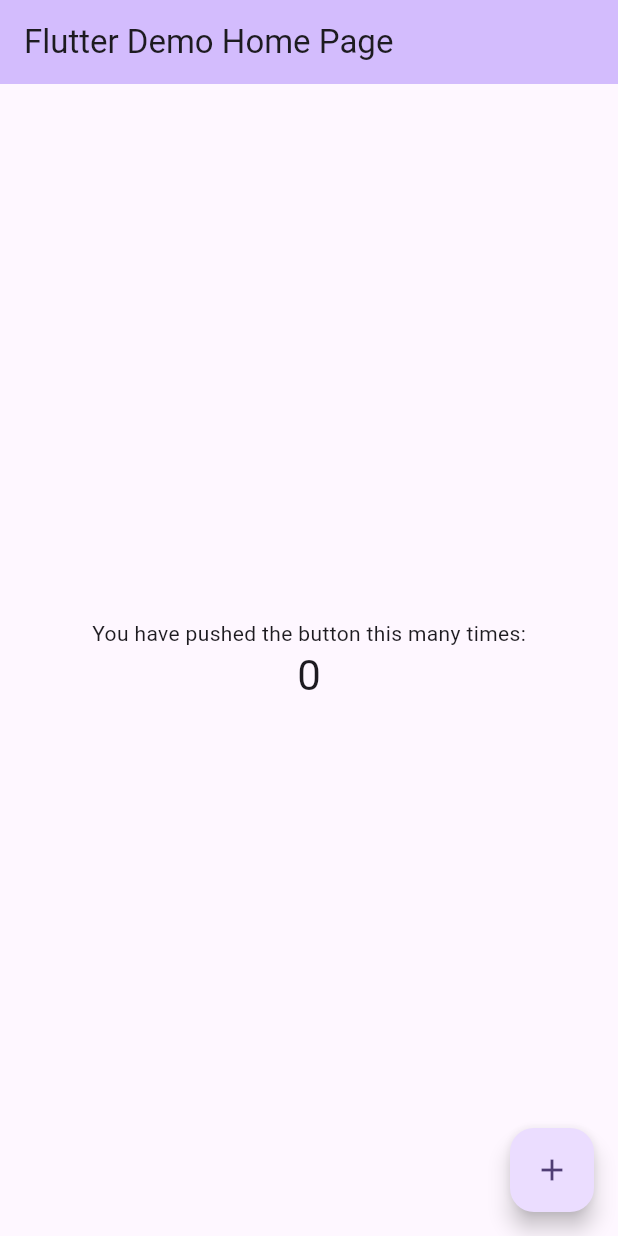
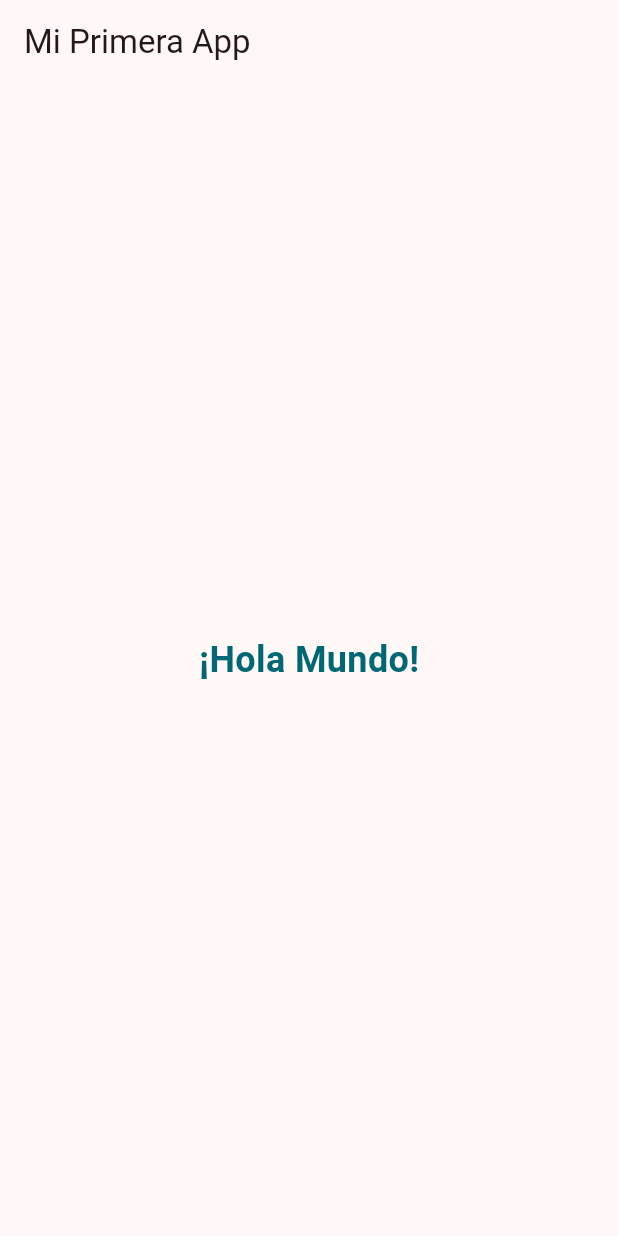
Before and after one commit to pepeul1191/pm2025-2, a Flutter app: the screen it shows after launch, on a phone screen of 412 x 824 dp. Run offline on Flutter 3.47's test engine with Material 3 defaults, Android fonts, the phone set to English and light mode, and no system bars.

Commit message:
importnado colores

```diff
--- /dev/null
+++ b/lib/configs/theme.dart
@@ -0,0 +1,432 @@
+import "package:flutter/material.dart";
+
+class MaterialTheme {
+  final TextTheme textTheme;
+
+  const MaterialTheme(this.textTheme);
+
+  static ColorScheme lightScheme() {
+    return const ColorScheme(
+      brightness: Brightness.light,
+      primary: Color(0xff8f4c35),
+      surfaceTint: Color(0xff8f4c35),
+      onPrimary: Color(0xffffffff),
+      primaryContainer: Color(0xffffdbcf),
+      onPrimaryContainer: Color(0xff723520),
+      secondary: Color(0xff006874),
+      onSecondary: Color(0xffffffff),
+      secondaryContainer: Color(0xff9eeffd),
+      onSecondaryContainer: Color(0xff004f58),
+      tertiary: Color(0xff006874),
+      onTertiary: Color(0xffffffff),
+      tertiaryContainer: Color(0xff9eeffd),
+      onTertiaryContainer: Color(0xff004f58),
+      error: Color(0xffba1a1a),
+      onError: Color(0xffffffff),
+      errorContainer: Color(0xffffdad6),
+      onErrorContainer: Color(0xff93000a),
+      surface: Color(0xfffff8f6),
+      onSurface: Color(0xff231917),
+      onSurfaceVariant: Color(0xff53433f),
+      outline: Color(0xff85736e),
+      outlineVariant: Color(0xffd8c2bb),
+      shadow: Color(0xff000000),
+      scrim: Color(0xff000000),
+      inverseSurface: Color(0xff392e2b),
+      inversePrimary: Color(0xffffb59c),
+      primaryFixed: Color(0xffffdbcf),
+      onPrimaryFixed: Color(0xff390c00),
+      primaryFixedDim: Color(0xffffb59c),
+      onPrimaryFixedVariant: Color(0xff723520),
+      secondaryFixed: Color(0xff9eeffd),
+      onSecondaryFixed: Color(0xff001f24),
+      secondaryFixedDim: Color(0xff82d3e0),
+      onSecondaryFixedVariant: Color(0xff004f58),
+      tertiaryFixed: Color(0xff9eeffd),
+      onTertiaryFixed: Color(0xff001f24),
+      tertiaryFixedDim: Color(0xff82d3e0),
+      onTertiaryFixedVariant: Color(0xff004f58),
+      surfaceDim: Color(0xffe8d6d1),
+      surfaceBright: Color(0xfffff8f6),
+      surfaceContainerLowest: Color(0xffffffff),
+      surfaceContainerLow: Color(0xfffff1ed),
+      surfaceContainer: Color(0xfffceae5),
+      surfaceContainerHigh: Color(0xfff7e4df),
+      surfaceContainerHighest: Color(0xfff1dfd9),
+    );
+  }
+
+  ThemeData light() {
+    return theme(lightScheme());
+  }
+
+  static ColorScheme lightMediumContrastScheme() {
+    return const ColorScheme(
+      brightness: Brightness.light,
+      primary: Color(0xff5d2511),
+      surfaceTint: Color(0xff8f4c35),
+      onPrimary: Color(0xffffffff),
+      primaryContainer: Color(0xffa15a42),
+      onPrimaryContainer: Color(0xffffffff),
+      secondary: Color(0xff003c44),
+      onSecondary: Color(0xffffffff),
+      secondaryContainer: Color(0xff187884),
+      onSecondaryContainer: Color(0xffffffff),
+      tertiary: Color(0xff003c44),
+      onTertiary: Color(0xffffffff),
+      tertiaryContainer: Color(0xff187884),
+      onTertiaryContainer: Color(0xffffffff),
+      error: Color(0xff740006),
+      onError: Color(0xffffffff),
+      errorContainer: Color(0xffcf2c27),
+      onErrorContainer: Color(0xffffffff),
+      surface: Color(0xfffff8f6),
+      onSurface: Color(0xff180f0d),
+      onSurfaceVariant: Color(0xff41332e),
+      outline: Color(0xff5f4f4a),
+      outlineVariant: Color(0xff7b6964),
+      shadow: Color(0xff000000),
+      scrim: Color(0xff000000),
+      inverseSurface: Color(0xff392e2b),
+      inversePrimary: Color(0xffffb59c),
+      primaryFixed: Color(0xffa15a42),
+      onPrimaryFixed: Color(0xffffffff),
+      primaryFixedDim: Color(0xff83432c),
+      onPrimaryFixedVariant: Color(0xffffffff),
+      secondaryFixed: Color(0xff187884),
+      onSecondaryFixed: Color(0xffffffff),
+      secondaryFixedDim: Color(0xff005e68),
+      onSecondaryFixedVariant: Color(0xffffffff),
+      tertiaryFixed: Color(0xff187884),
+      onTertiaryFixed: Color(0xffffffff),
+      tertiaryFixedDim: Color(0xff005e68),
+      onTertiaryFixedVariant: Color(0xffffffff),
+      surfaceDim: Color(0xffd4c3be),
+      surfaceBright: Color(0xfffff8f6),
+      surfaceContainerLowest: Color(0xffffffff),
+      surfaceContainerLow: Color(0xfffff1ed),
+      surfaceContainer: Color(0xfff7e4df),
+      surfaceContainerHigh: Color(0xffebd9d4),
+      surfaceContainerHighest: Color(0xffdfcec9),
+    );
+  }
+
+  ThemeData lightMediumContrast() {
+    return theme(lightMediumContrastScheme());
+  }
+
+  static ColorScheme lightHighContrastScheme() {
+    return const ColorScheme(
+      brightness: Brightness.light,
+      primary: Color(0xff501c08),
+      surfaceTint: Color(0xff8f4c35),
+      onPrimary: Color(0xffffffff),
+      primaryContainer: Color(0xff753822),
+      onPrimaryContainer: Color(0xffffffff),
+      secondary: Color(0xff003238),
+      onSecondary: Color(0xffffffff),
+      secondaryContainer: Color(0xff00515a),
+      onSecondaryContainer: Color(0xffffffff),
+      tertiary: Color(0xff003238),
+      onTertiary: Color(0xffffffff),
+      tertiaryContainer: Color(0xff00515a),
+      onTertiaryContainer: Color(0xffffffff),
+      error: Color(0xff600004),
+      onError: Color(0xffffffff),
+      errorContainer: Color(0xff98000a),
+      onErrorContainer: Color(0xffffffff),
+      surface: Color(0xfffff8f6),
+      onSurface: Color(0xff000000),
+      onSurfaceVariant: Color(0xff000000),
+      outline: Color(0xff362925),
+      outlineVariant: Color(0xff554641),
+      shadow: Color(0xff000000),
+      scrim: Color(0xff000000),
+      inverseSurface: Color(0xff392e2b),
+      inversePrimary: Color(0xffffb59c),
+      primaryFixed: Color(0xff753822),
+      onPrimaryFixed: Color(0xffffffff),
+      primaryFixedDim: Color(0xff58220e),
+      onPrimaryFixedVariant: Color(0xffffffff),
+      secondaryFixed: Color(0xff00515a),
+      onSecondaryFixed: Color(0xffffffff),
+      secondaryFixedDim: Color(0xff00393f),
+      onSecondaryFixedVariant: Color(0xffffffff),
+      tertiaryFixed: Color(0xff00515a),
+      onTertiaryFixed: Color(0xffffffff),
+      tertiaryFixedDim: Color(0xff00393f),
+      onTertiaryFixedVariant: Color(0xffffffff),
+      surfaceDim: Color(0xffc6b5b0),
+      surfaceBright: Color(0xfffff8f6),
+      surfaceContainerLowest: Color(0xffffffff),
+      surfaceContainerLow: Color(0xffffede8),
+      surfaceContainer: Color(0xfff1dfd9),
+      surfaceContainerHigh: Color(0xffe2d1cc),
+      surfaceContainerHighest: Color(0xffd4c3be),
+    );
+  }
+
+  ThemeData lightHighContrast() {
+    return theme(lightHighContrastScheme());
+  }
+
+  static ColorScheme darkScheme() {
+    return const ColorScheme(
+      brightness: Brightness.dark,
+      primary: Color(0xffffb59c),
+      surfaceTint: Color(0xffffb59c),
+      onPrimary: Color(0xff55200c),
+      primaryContainer: Color(0xff723520),
+      onPrimaryContainer: Color(0xffffdbcf),
+      secondary: Color(0xff82d3e0),
+      onSecondary: Color(0xff00363d),
+      secondaryContainer: Color(0xff004f58),
+      onSecondaryContainer: Color(0xff9eeffd),
+      tertiary: Color(0xff82d3e0),
+      onTertiary: Color(0xff00363d),
+      tertiaryContainer: Color(0xff004f58),
+      onTertiaryContainer: Color(0xff9eeffd),
+      error: Color(0xffffb4ab),
+      onError: Color(0xff690005),
+      errorContainer: Color(0xff93000a),
+      onErrorContainer: Color(0xffffdad6),
+      surface: Color(0xff1a110f),
+      onSurface: Color(0xfff1dfd9),
+      onSurfaceVariant: Color(0xffd8c2bb),
+      outline: Color(0xffa08d87),
+      outlineVariant: Color(0xff53433f),
+      shadow: Color(0xff000000),
+      scrim: Color(0xff000000),
+      inverseSurface: Color(0xfff1dfd9),
+      inversePrimary: Color(0xff8f4c35),
+      primaryFixed: Color(0xffffdbcf),
+      onPrimaryFixed: Color(0xff390c00),
+      primaryFixedDim: Color(0xffffb59c),
+      onPrimaryFixedVariant: Color(0xff723520),
+      secondaryFixed: Color(0xff9eeffd),
+      onSecondaryFixed: Color(0xff001f24),
+      secondaryFixedDim: Color(0xff82d3e0),
+      onSecondaryFixedVariant: Color(0xff004f58),
+      tertiaryFixed: Color(0xff9eeffd),
+      onTertiaryFixed: Color(0xff001f24),
+      tertiaryFixedDim: Color(0xff82d3e0),
+      onTertiaryFixedVariant: Color(0xff004f58),
+      surfaceDim: Color(0xff1a110f),
+      surfaceBright: Color(0xff423733),
+      surfaceContainerLowest: Color(0xff140c0a),
+      surfaceContainerLow: Color(0xff231917),
+      surfaceContainer: Color(0xff271d1a),
+      surfaceContainerHigh: Color(0xff322825),
+      surfaceContainerHighest: Color(0xff3d322f),
+    );
+  }
+
+  ThemeData dark() {
+    return theme(darkScheme());
+  }
+
+  static ColorScheme darkMediumContrastScheme() {
+    return const ColorScheme(
+      brightness: Brightness.dark,
+      primary: Color(0xffffd3c5),
+      surfaceTint: Color(0xffffb59c),
+      onPrimary: Color(0xff471503),
+      primaryContainer: Color(0xffcb7d62),
+      onPrimaryContainer: Color(0xff000000),
+      secondary: Color(0xff98e9f7),
+      onSecondary: Color(0xff002a30),
+      secondaryContainer: Color(0xff499ca9),
+      onSecondaryContainer: Color(0xff000000),
+      tertiary: Color(0xff98e9f7),
+      onTertiary: Color(0xff002a30),
+      tertiaryContainer: Color(0xff499ca9),
+      onTertiaryContainer: Color(0xff000000),
+      error: Color(0xffffd2cc),
+      onError: Color(0xff540003),
+      errorContainer: Color(0xffff5449),
+      onErrorContainer: Color(0xff000000),
+      surface: Color(0xff1a110f),
+      onSurface: Color(0xffffffff),
+      onSurfaceVariant: Color(0xffeed8d1),
+      outline: Color(0xffc2ada7),
+      outlineVariant: Color(0xffa08c86),
+      shadow: Color(0xff000000),
+      scrim: Color(0xff000000),
+      inverseSurface: Color(0xfff1dfd9),
+      inversePrimary: Color(0xff733621),
+      primaryFixed: Color(0xffffdbcf),
+      onPrimaryFixed: Color(0xff270600),
+      primaryFixedDim: Color(0xffffb59c),
+      onPrimaryFixedVariant: Color(0xff5d2511),
+      secondaryFixed: Color(0xff9eeffd),
+      onSecondaryFixed: Color(0xff001417),
+      secondaryFixedDim: Color(0xff82d3e0),
+      onSecondaryFixedVariant: Color(0xff003c44),
+      tertiaryFixed: Color(0xff9eeffd),
+      onTertiaryFixed: Color(0xff001417),
+      tertiaryFixedDim: Color(0xff82d3e0),
+      onTertiaryFixedVariant: Color(0xff003c44),
+      surfaceDim: Color(0xff1a110f),
+      surfaceBright: Color(0xff4e423e),
+      surfaceContainerLowest: Color(0xff0d0604),
+      surfaceContainerLow: Color(0xff251b19),
+      surfaceContainer: Color(0xff302623),
+      surfaceContainerHigh: Color(0xff3b302d),
+      surfaceContainerHighest: Color(0xff463b38),
+    );
+  }
+
+  ThemeData darkMediumContrast() {
+    return theme(darkMediumContrastScheme());
+  }
+
+  static ColorScheme darkHighContrastScheme() {
+    return const ColorScheme(
+      brightness: Brightness.dark,
+      primary: Color(0xffffece7),
+      surfaceTint: Color(0xffffb59c),
+      onPrimary: Color(0xff000000),
+      primaryContainer: Color(0xffffaf95),
+      onPrimaryContainer: Color(0xff1d0400),
+      secondary: Color(0xffcdf7ff),
+      onSecondary: Color(0xff000000),
+      secondaryContainer: Color(0xff7ecfdc),
+      onSecondaryContainer: Color(0xff000e10),
+      tertiary: Color(0xffcdf7ff),
+      onTertiary: Color(0xff000000),
+      tertiaryContainer: Color(0xff7ecfdc),
+      onTertiaryContainer: Color(0xff000e10),
+      error: Color(0xffffece9),
+      onError: Color(0xff000000),
+      errorContainer: Color(0xffffaea4),
+      onErrorContainer: Color(0xff220001),
+      surface: Color(0xff1a110f),
+      onSurface: Color(0xffffffff),
+      onSurfaceVariant: Color(0xffffffff),
+      outline: Color(0xffffece7),
+      outlineVariant: Color(0xffd4beb7),
+      shadow: Color(0xff000000),
+      scrim: Color(0xff000000),
+      inverseSurface: Color(0xfff1dfd9),
+      inversePrimary: Color(0xff733621),
+      primaryFixed: Color(0xffffdbcf),
+      onPrimaryFixed: Color(0xff000000),
+      primaryFixedDim: Color(0xffffb59c),
+      onPrimaryFixedVariant: Color(0xff270600),
+      secondaryFixed: Color(0xff9eeffd),
+      onSecondaryFixed: Color(0xff000000),
+      secondaryFixedDim: Color(0xff82d3e0),
+      onSecondaryFixedVariant: Color(0xff001417),
+      tertiaryFixed: Color(0xff9eeffd),
+      onTertiaryFixed: Color(0xff000000),
+      tertiaryFixedDim: Color(0xff82d3e0),
+      onTertiaryFixedVariant: Color(0xff001417),
+      surfaceDim: Color(0xff1a110f),
+      surfaceBright: Color(0xff5a4d4a),
+      surfaceContainerLowest: Color(0xff000000),
+      surfaceContainerLow: Color(0xff271d1a),
+      surfaceContainer: Color(0xff392e2b),
+      surfaceContainerHigh: Color(0xff443936),
+      surfaceContainerHighest: Color(0xff504441),
+    );
+  }
+
+  ThemeData darkHighContrast() {
+    return theme(darkHighContrastScheme());
+  }
+
+
+  ThemeData theme(ColorScheme colorScheme) => ThemeData(
+     useMaterial3: true,
+     brightness: colorScheme.brightness,
+     colorScheme: colorScheme,
+     textTheme: textTheme.apply(
+       bodyColor: colorScheme.onSurface,
+       displayColor: colorScheme.onSurface,
+     ),
+     scaffoldBackgroundColor: colorScheme.background,
+     canvasColor: colorScheme.surface,
+  );
+
+  /// Custom Color 1
+  static const customColor1 = ExtendedColor(
+    seed: Color(0xffececec),
+    value: Color(0xffececec),
+    light: ColorFamily(
+      color: Color(0xff006874),
+      onColor: Color(0xffffffff),
+      colorContainer: Color(0xff9eeffd),
+      onColorContainer: Color(0xff004f58),
+    ),
+    lightMediumContrast: ColorFamily(
+      color: Color(0xff006874),
+      onColor: Color(0xffffffff),
+      colorContainer: Color(0xff9eeffd),
+      onColorContainer: Color(0xff004f58),
+    ),
+    lightHighContrast: ColorFamily(
+      color: Color(0xff006874),
+      onColor: Color(0xffffffff),
+      colorContainer: Color(0xff9eeffd),
+      onColorContainer: Color(0xff004f58),
+    ),
+    dark: ColorFamily(
+      color: Color(0xff82d3e0),
+      onColor: Color(0xff00363d),
+      colorContainer: Color(0xff004f58),
+      onColorContainer: Color(0xff9eeffd),
+    ),
+    darkMediumContrast: ColorFamily(
+      color: Color(0xff82d3e0),
+      onColor: Color(0xff00363d),
+      colorContainer: Color(0xff004f58),
+      onColorContainer: Color(0xff9eeffd),
+    ),
+    darkHighContrast: ColorFamily(
+      color: Color(0xff82d3e0),
+      onColor: Color(0xff00363d),
+      colorContainer: Color(0xff004f58),
+      onColorContainer: Color(0xff9eeffd),
+    ),
+  );
+
+
+  List<ExtendedColor> get extendedColors => [
+    customColor1,
+  ];
+}
+
+class ExtendedColor {
+  final Color seed, value;
+  final ColorFamily light;
+  final ColorFamily lightHighContrast;
+  final ColorFamily lightMediumContrast;
+  final ColorFamily dark;
+  final ColorFamily darkHighContrast;
+  final ColorFamily darkMediumContrast;
+
+  const ExtendedColor({
+    required this.seed,
+    required this.value,
+    required this.light,
+    required this.lightHighContrast,
+    required this.lightMediumContrast,
+    required this.dark,
+    required this.darkHighContrast,
+    required this.darkMediumContrast,
+  });
+}
+
+class ColorFamily {
+  const ColorFamily({
+    required this.color,
+    required this.onColor,
+    required this.colorContainer,
+    required this.onColorContainer,
+  });
+
+  final Color color;
+  final Color onColor;
+  final Color colorContainer;
+  final Color onColorContainer;
+}
--- a/lib/main.dart
+++ b/lib/main.dart
@@ -1,3 +1,4 @@
+import 'package:biblioapp/configs/theme.dart';
 import 'package:flutter/material.dart';
 
 void main() {
@@ -7,116 +8,41 @@ void main() {
 class MyApp extends StatelessWidget {
   const MyApp({super.key});
 
-  // This widget is the root of your application.
   @override
   Widget build(BuildContext context) {
+    // Obtener el TextTheme por defecto sin depender de un BuildContext
+    final TextTheme baseTextTheme = Typography.material2021().englishLike;
+    final MaterialTheme materialTheme = MaterialTheme(baseTextTheme);
+
     return MaterialApp(
-      title: 'Flutter Demo',
-      theme: ThemeData(
-        // This is the theme of your application.
-        //
-        // TRY THIS: Try running your application with "flutter run". You'll see
-        // the application has a purple toolbar. Then, without quitting the app,
-        // try changing the seedColor in the colorScheme below to Colors.green
-        // and then invoke "hot reload" (save your changes or press the "hot
-        // reload" button in a Flutter-supported IDE, or press "r" if you used
-        // the command line to start the app).
-        //
-        // Notice that the counter didn't reset back to zero; the application
-        // state is not lost during the reload. To reset the state, use hot
-        // restart instead.
-        //
-        // This works for code too, not just values: Most code changes can be
-        // tested with just a hot reload.
-        colorScheme: ColorScheme.fromSeed(seedColor: Colors.deepPurple),
-      ),
-      home: const MyHomePage(title: 'Flutter Demo Home Page'),
+      title: 'Hola Mundo',
+      theme: materialTheme.light(),
+      darkTheme: materialTheme.dark(),
+      themeMode: ThemeMode.system,
+      home: const MyHomePage(),
     );
   }
 }
 
-class MyHomePage extends StatefulWidget {
-  const MyHomePage({super.key, required this.title});
-
-  // This widget is the home page of your application. It is stateful, meaning
-  // that it has a State object (defined below) that contains fields that affect
-  // how it looks.
-
-  // This class is the configuration for the state. It holds the values (in this
-  // case the title) provided by the parent (in this case the App widget) and
-  // used by the build method of the State. Fields in a Widget subclass are
-  // always marked "final".
-
-  final String title;
-
-  @override
-  State<MyHomePage> createState() => _MyHomePageState();
-}
-
-class _MyHomePageState extends State<MyHomePage> {
-  int _counter = 0;
-
-  void _incrementCounter() {
-    setState(() {
-      // This call to setState tells the Flutter framework that something has
-      // changed in this State, which causes it to rerun the build method below
-      // so that the display can reflect the updated values. If we changed
-      // _counter without calling setState(), then the build method would not be
-      // called again, and so nothing would appear to happen.
-      _counter++;
-    });
-  }
+class MyHomePage extends StatelessWidget {
+  const MyHomePage({super.key});
 
   @override
   Widget build(BuildContext context) {
-    // This method is rerun every time setState is called, for instance as done
-    // by the _incrementCounter method above.
-    //
-    // The Flutter framework has been optimized to make rerunning build methods
-    // fast, so that you can just rebuild anything that needs updating rather
-    // than having to individually change instances of widgets.
+    final colorScheme = Theme.of(context).colorScheme;
+
     return Scaffold(
-      appBar: AppBar(
-        // TRY THIS: Try changing the color here to a specific color (to
-        // Colors.amber, perhaps?) and trigger a hot reload to see the AppBar
-        // change color while the other colors stay the same.
-        backgroundColor: Theme.of(context).colorScheme.inversePrimary,
-        // Here we take the value from the MyHomePage object that was created by
-        // the App.build method, and use it to set our appbar title.
-        title: Text(widget.title),
-      ),
+      appBar: AppBar(title: const Text('Mi Primera App')),
       body: Center(
-        // Center is a layout widget. It takes a single child and positions it
-        // in the middle of the parent.
-        child: Column(
-          // Column is also a layout widget. It takes a list of children and
-          // arranges them vertically. By default, it sizes itself to fit its
-          // children horizontally, and tries to be as tall as its parent.
-          //
-          // Column has various properties to control how it sizes itself and
-          // how it positions its children. Here we use mainAxisAlignment to
-          // center the children vertically; the main axis here is the vertical
-          // axis because Columns are vertical (the cross axis would be
-          // horizontal).
-          //
-          // TRY THIS: Invoke "debug painting" (choose the "Toggle Debug Paint"
-          // action in the IDE, or press "p" in the console), to see the
-          // wireframe for each widget.
-          mainAxisAlignment: MainAxisAlignment.center,
-          children: <Widget>[
-            const Text('You have pushed the button this many times:'),
-            Text(
-              '$_counter',
-              style: Theme.of(context).textTheme.headlineMedium,
-            ),
-          ],
+        child: Text(
+          '¡Hola Mundo!',
+          style: TextStyle(
+            fontSize: 24,
+            fontWeight: FontWeight.bold,
+            color: colorScheme.secondary,
+          ),
         ),
       ),
-      floatingActionButton: FloatingActionButton(
-        onPressed: _incrementCounter,
-        tooltip: 'Increment',
-        child: const Icon(Icons.add),
-      ), // This trailing comma makes auto-formatting nicer for build methods.
     );
   }
 }
```
